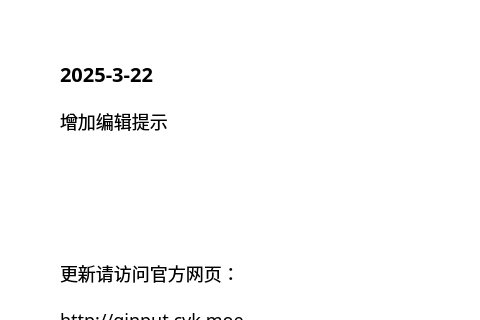
Qt form source/ui/AboutUi.ui (ChiyukiGana/Quickinput) before a commit; both pictures show x 0 to 480 and y 0 to 320 of the 640 by 440 pixel window.
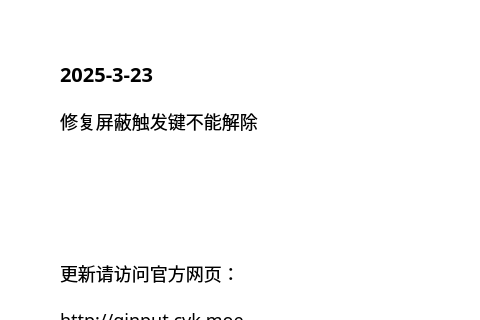
The same form after that commit.

The edit to the form file:
```diff
--- a/source/ui/AboutUi.ui
+++ b/source/ui/AboutUi.ui
@@ -91,7 +91,7 @@
          <string notr="true">font-size:20px</string>
         </property>
         <property name="text">
-         <string>2025-3-22</string>
+         <string>2025-3-23</string>
         </property>
         <property name="textFormat">
          <enum>Qt::PlainText</enum>
@@ -107,7 +107,7 @@
          </sizepolicy>
         </property>
         <property name="text">
-         <string>增加编辑提示</string>
+         <string>修复屏蔽触发键不能解除</string>
         </property>
         <property name="textFormat">
          <enum>Qt::PlainText</enum>
```
